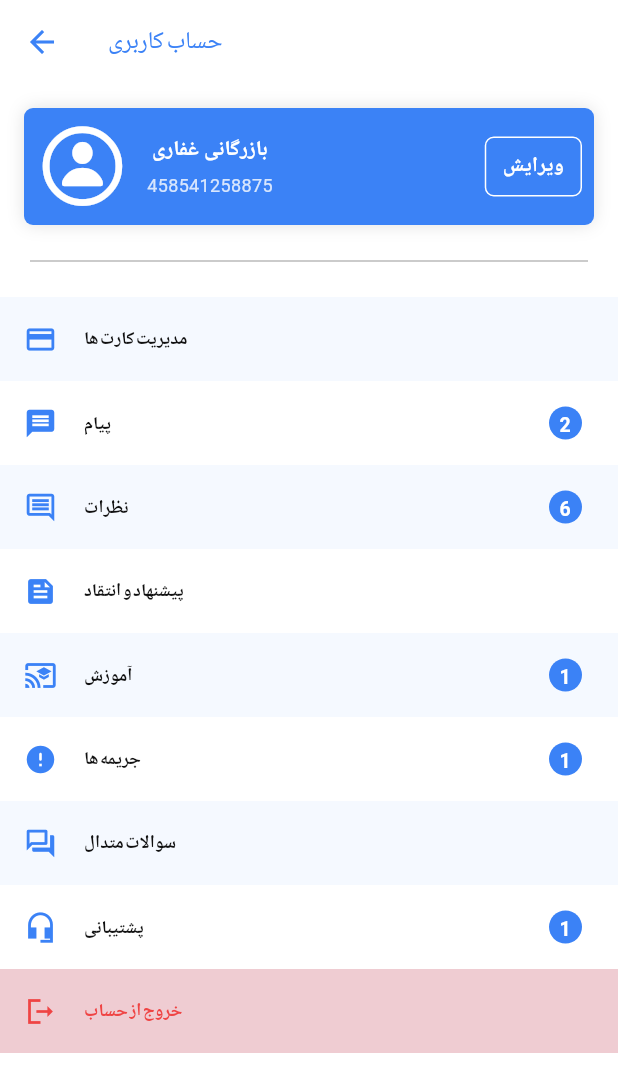
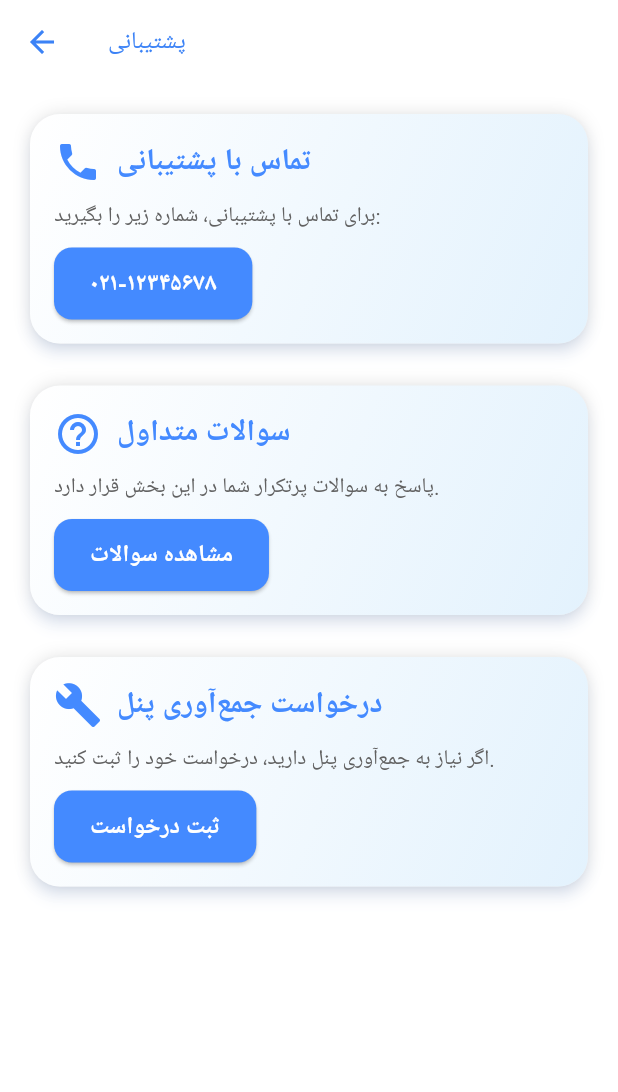
Before and after one commit to MrPouyaSaad/provider, a Flutter app: the ProfileScreen screen opened directly, after a tap on "پشتیبانی", on a phone screen of 412 x 824 dp. Shown: the top 1092 px of the screen. Run offline on Flutter 3.47's test engine with Material 3 defaults, Android fonts, the phone set to English and light mode, and no system bars; our stand-ins replace dropdown_search, fl_chart, flutter_animate, get; missing offline and left inert: floating_snackbar, simple_ripple_animation; Roboto replaces fonts that are missing (yekan-bakh).

Commit message:
support screen

```diff
--- a/lib/screens/profile/profile_screen.dart
+++ b/lib/screens/profile/profile_screen.dart
@@ -8,6 +8,7 @@ import 'package:vizi_dasht/screens/profile/screens/bank_cart/card_manager.dart';
 import 'package:vizi_dasht/screens/profile/screens/comments.dart';
 import 'package:vizi_dasht/screens/profile/screens/f_a_q.dart';
 import 'package:vizi_dasht/screens/profile/screens/user_info/user_info_screen.dart';
+import 'package:vizi_dasht/screens/profile/support/support.dart';
 import 'package:vizi_dasht/widgets/decorated_container.dart';
 import 'package:vizi_dasht/widgets/dvider.dart';
 import 'screens/drawer.dart';
@@ -169,7 +170,11 @@ class ProfileScreen extends StatelessWidget {
                 icon: Icons.headset_mic_sharp,
                 value: 1,
                 isEven: false,
-                onTap: () {},
+                onTap: () {
+                  Navigator.of(context).push(CupertinoPageRoute(
+                    builder: (context) => SupportScreen(),
+                  ));
+                },
               ),
               DrawerTile(
                 title: 'خروج از حساب',
--- /dev/null
+++ b/lib/screens/profile/support/support.dart
@@ -0,0 +1,300 @@
+import 'package:flutter/material.dart';
+import 'package:vizi_dasht/common/const.dart';
+
+class SupportScreen extends StatelessWidget {
+  const SupportScreen({super.key});
+
+  @override
+  Widget build(BuildContext context) {
+    return Scaffold(
+      appBar: AppBar(
+        title: const Text('پشتیبانی'),
+      ),
+      body: SingleChildScrollView(
+        padding: const EdgeInsets.all(16.0),
+        child: Column(
+          crossAxisAlignment: CrossAxisAlignment.start,
+          children: [
+            // بخش تماس با پشتیبانی
+            _buildSupportSection(
+              context: context,
+              icon: Icons.phone,
+              title: "تماس با پشتیبانی",
+              description: "برای تماس با پشتیبانی، شماره زیر را بگیرید:",
+              actionText: "۰۲۱-۱۲۳۴۵۶۷۸",
+              onAction: () {
+                // منطق تماس با پشتیبانی
+                print("تماس با پشتیبانی");
+              },
+            ),
+            const SizedBox(height: 20),
+
+            // بخش سوالات متداول (FAQ)
+            _buildSupportSection(
+              context: context,
+              icon: Icons.help_outline,
+              title: "سوالات متداول",
+              description: "پاسخ به سوالات پرتکرار شما در این بخش قرار دارد.",
+              actionText: "مشاهده سوالات",
+              onAction: () {
+                // منطق باز کردن صفحه FAQ
+                print("باز کردن سوالات متداول");
+              },
+            ),
+            const SizedBox(height: 20),
+
+            // بخش درخواست جمع‌آوری پنل
+            _buildSupportSection(
+              context: context,
+              icon: Icons.build,
+              title: "درخواست جمع‌آوری پنل",
+              description:
+                  "اگر نیاز به جمع‌آوری پنل دارید، درخواست خود را ثبت کنید.",
+              actionText: "ثبت درخواست",
+              onAction: () {
+                _showCollectPanelBottomSheet(context);
+              },
+            ),
+          ],
+        ),
+      ),
+    );
+  }
+
+  // ویجت برای ساخت بخش‌های پشتیبانی
+  Widget _buildSupportSection({
+    required IconData icon,
+    required String title,
+    required String description,
+    required String actionText,
+    required VoidCallback onAction,
+    required BuildContext context,
+  }) {
+    return Card(
+      elevation: 4,
+      shape: RoundedRectangleBorder(
+        borderRadius: BorderRadius.circular(20),
+      ),
+      shadowColor: Colors.blueAccent.withOpacity(0.2),
+      child: Container(
+        decoration: BoxDecoration(
+          borderRadius: BorderRadius.circular(20),
+          boxShadow: Constants.primaryBoxShadow(context),
+          gradient: const LinearGradient(
+            colors: [Colors.white, Color(0xFFE3F2FD)],
+            begin: Alignment.topLeft,
+            end: Alignment.bottomRight,
+          ),
+        ),
+        child: Padding(
+          padding: const EdgeInsets.all(16.0),
+          child: Column(
+            crossAxisAlignment: CrossAxisAlignment.start,
+            children: [
+              Row(
+                children: [
+                  Icon(icon, size: 32, color: Colors.blueAccent),
+                  const SizedBox(width: 10),
+                  Text(
+                    title,
+                    style: const TextStyle(
+                      fontSize: 20,
+                      fontWeight: FontWeight.bold,
+                      color: Colors.blueAccent,
+                    ),
+                  ),
+                ],
+              ),
+              const SizedBox(height: 10),
+              Text(
+                description,
+                style: TextStyle(
+                  fontSize: 14,
+                  color: Colors.grey[700],
+                ),
+              ),
+              const SizedBox(height: 10),
+              Align(
+                alignment: Alignment.centerLeft,
+                child: ElevatedButton(
+                  onPressed: onAction,
+                  style: ElevatedButton.styleFrom(
+                    backgroundColor: Colors.blueAccent,
+                    shape: RoundedRectangleBorder(
+                      borderRadius: BorderRadius.circular(12),
+                    ),
+                    padding: const EdgeInsets.symmetric(
+                        horizontal: 24, vertical: 12),
+                  ),
+                  child: Text(
+                    actionText,
+                    style: const TextStyle(
+                      fontSize: 16,
+                      color: Colors.white,
+                      fontWeight: FontWeight.bold,
+                    ),
+                  ),
+                ),
+              ),
+            ],
+          ),
+        ),
+      ),
+    );
+  }
+
+  // دیزاین فوق‌العاده خاص برای جمع‌آوری پنل
+  void _showCollectPanelBottomSheet(BuildContext context) {
+    showModalBottomSheet(
+      context: context,
+      isScrollControlled: true,
+      backgroundColor: Colors.transparent,
+      builder: (context) {
+        String? selectedReason;
+        TextEditingController otherReasonController = TextEditingController();
+        bool showTextField = false;
+
+        return StatefulBuilder(
+          builder: (context, setState) {
+            return Container(
+              decoration: BoxDecoration(
+                color: Colors.white,
+                borderRadius:
+                    const BorderRadius.vertical(top: Radius.circular(30)),
+                boxShadow: [
+                  BoxShadow(
+                    color: Colors.black.withOpacity(0.1),
+                    blurRadius: 20,
+                    spreadRadius: 5,
+                  ),
+                ],
+              ),
+              padding: EdgeInsets.only(
+                bottom: MediaQuery.of(context).viewInsets.bottom,
+                left: 16,
+                right: 16,
+                top: 16,
+              ),
+              child: Column(
+                mainAxisSize: MainAxisSize.min,
+                crossAxisAlignment: CrossAxisAlignment.start,
+                children: [
+                  const Center(
+                    child: Text(
+                      'درخواست جمع‌آوری پنل',
+                      style: TextStyle(
+                        fontSize: 22,
+                        fontWeight: FontWeight.bold,
+                        color: Colors.blueAccent,
+                      ),
+                    ),
+                  ),
+                  const SizedBox(height: 16),
+                  const Text(
+                    'لطفاً دلیل جمع‌آوری پنل خود را انتخاب کنید:',
+                    style: TextStyle(fontSize: 16, fontWeight: FontWeight.w500),
+                  ),
+                  const SizedBox(height: 10),
+                  ...['مشکلات فنی', 'عدم نیاز', 'سایر موارد'].map((reason) {
+                    return AnimatedContainer(
+                      duration: const Duration(milliseconds: 300),
+                      margin: const EdgeInsets.symmetric(vertical: 4),
+                      decoration: BoxDecoration(
+                        color: selectedReason == reason
+                            ? Colors.blueAccent.withOpacity(0.1)
+                            : Colors.transparent,
+                        borderRadius: BorderRadius.circular(12),
+                        border: Border.all(
+                          color: selectedReason == reason
+                              ? Colors.blueAccent
+                              : Colors.grey.withOpacity(0.2),
+                          width: 1.5,
+                        ),
+                      ),
+                      child: RadioListTile<String>(
+                        title: Text(
+                          reason,
+                          style: TextStyle(
+                            fontSize: 14,
+                            color: selectedReason == reason
+                                ? Colors.blueAccent
+                                : Colors.grey[700],
+                            fontWeight: selectedReason == reason
+                                ? FontWeight.bold
+                                : FontWeight.normal,
+                          ),
+                        ),
+                        value: reason,
+                        groupValue: selectedReason,
+                        onChanged: (value) {
+                          setState(() {
+                            selectedReason = value;
+                            showTextField = value == 'سایر موارد';
+                          });
+                        },
+                        activeColor: Colors.blueAccent,
+                      ),
+                    );
+                  }).toList(),
+                  if (showTextField)
+                    Padding(
+                      padding: const EdgeInsets.symmetric(vertical: 10),
+                      child: TextField(
+                        controller: otherReasonController,
+                        decoration: InputDecoration(
+                          hintText: 'لطفاً دلیل خود را وارد کنید',
+                          border: OutlineInputBorder(
+                            borderRadius: BorderRadius.circular(12),
+                            borderSide: BorderSide(color: Colors.blueAccent),
+                          ),
+                          filled: true,
+                          fillColor: Colors.grey[100],
+                        ),
+                        maxLines: 3,
+                      ),
+                    ),
+                  const SizedBox(height: 20),
+                  ElevatedButton(
+                    onPressed: () {
+                      String reason = selectedReason ?? 'انتخاب نشده';
+                      if (reason == 'سایر موارد') {
+                        reason = otherReasonController.text.trim();
+                      }
+                      if (reason.isEmpty) {
+                        ScaffoldMessenger.of(context).showSnackBar(
+                          const SnackBar(
+                            content: Text('لطفاً دلیل را انتخاب یا وارد کنید.'),
+                          ),
+                        );
+                        return;
+                      }
+                      Navigator.pop(context);
+                      ScaffoldMessenger.of(context).showSnackBar(
+                        SnackBar(
+                          content: Text('درخواست شما ثبت شد: $reason'),
+                          backgroundColor: Colors.green,
+                        ),
+                      );
+                    },
+                    style: ElevatedButton.styleFrom(
+                      backgroundColor: Colors.blueAccent,
+                      shape: RoundedRectangleBorder(
+                        borderRadius: BorderRadius.circular(12),
+                      ),
+                      minimumSize: const Size(double.infinity, 50),
+                    ),
+                    child: const Text(
+                      'ارسال درخواست',
+                      style: TextStyle(fontSize: 16, color: Colors.white),
+                    ),
+                  ),
+                  const SizedBox(height: 10),
+                ],
+              ),
+            );
+          },
+        );
+      },
+    );
+  }
+}
--- a/pubspec.yaml
+++ b/pubspec.yaml
@@ -46,6 +46,7 @@ dependencies:
   #shared_preferences: ^2.3.2
   loading_animation_widget: ^1.3.0
   simple_ripple_animation: ^0.1.0
+  animations: ^2.0.11
 
 dev_dependencies:
   flutter_test:
```
Also changed, not shown: lib/screens/profile/screens/bank_cart/add_cart.dart (+8 -3 lines), pubspec.lock.
